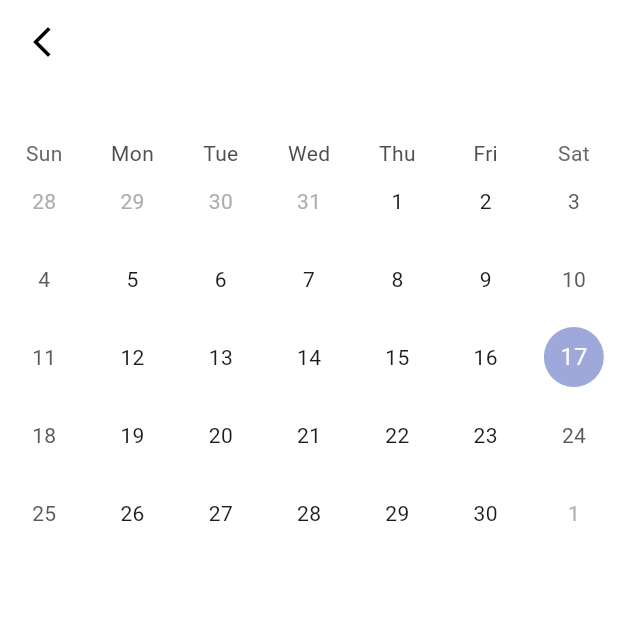
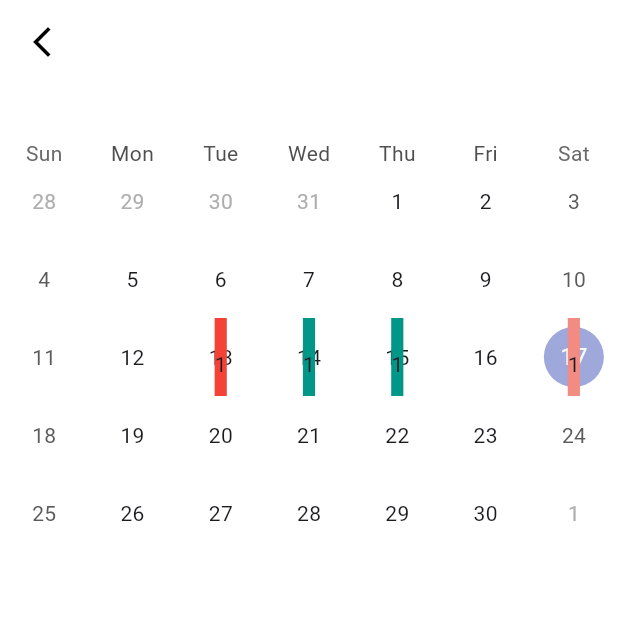
Before and after one commit to dc143cDev/memotile, a Flutter app: the TileView screen opened directly with empty values, on a phone screen of 412 x 824 dp, the top half of it. Run offline on Flutter 3.47's test engine with Material 2 defaults, Android fonts, the phone set to English and light mode, and no system bars; drawn by our look-alikes of table_calendar; our stand-ins replace get, get_storage, sqflite, syncfusion_flutter_calendar; accounts and stored records are empty; statements that could not run were skipped.

Commit message:
타일뷰 임시 구현 성공.

```diff
--- /dev/null
+++ b/lib/app/global/marker_tile.dart
@@ -0,0 +1,29 @@
+import 'package:flutter/material.dart';
+import 'package:get/get.dart';
+import 'package:memotile/app/modules/home/controllers/home_controller.dart';
+
+class MarKerTile extends GetView<HomeController> {
+  const MarKerTile({
+    Key? key,
+    required this.date,
+    required this.event,
+    required this.color,
+  }) : super(key: key);
+
+  final String date;
+  final String event;
+  final int color;
+
+  @override
+  Widget build(BuildContext context) {
+    return Container(
+      decoration: BoxDecoration(color: Color(color)),
+      child: Column(
+        children: [
+          Text(date),
+          Text(event),
+        ],
+      ),
+    );
+  }
+}
--- a/lib/app/modules/home/controllers/home_controller.dart
+++ b/lib/app/modules/home/controllers/home_controller.dart
@@ -1,7 +1,10 @@
+import 'dart:collection';
+
 import 'package:flutter/material.dart';
 import 'package:get/get.dart';
 import 'package:intl/intl.dart';
 import 'package:get_storage/get_storage.dart';
+import 'package:table_calendar/table_calendar.dart';
 
 import '../../../global/memo.dart';
 
@@ -141,7 +144,7 @@ class HomeController extends GetxController {
     CurrentMM.value = int.parse(CurrentMonthMM.value);
   }
 
-  getCurrentYear(){
+  getCurrentYear() {
     CurrentYear.value = DateFormat("yyyy").format(DateTime.now());
     CurrentYyyy.value = int.parse(CurrentYear.value);
   }
@@ -266,7 +269,9 @@ class HomeController extends GetxController {
     await getCurrentMonthMM();
     await getCurrentDay();
     //yyyy + mm + dd 로 포맷 맞추기.
-    final date = CurrentYear.toString() + CurrentMonthMM.toString() + CurrentDay.toString();
+    final date = CurrentYear.toString() +
+        CurrentMonthMM.toString() +
+        CurrentDay.toString();
     final data = await MemoHelper.getItemsByDate(date);
     memo.value = data;
     isLoading.value = false;
@@ -431,32 +436,32 @@ class HomeController extends GetxController {
 
   //tileView part
   //월별로 가져온 메모 데이터. 이벤트 표시를 위해 사용됨.
-  RxList memoForEvent = [].obs;
+
+  // late List<Map<DateTime, List<Event>>> events;
+  Map<DateTime, List<dynamic>> eventsHash = {
+    DateTime.utc(2023, 6, 13): [
+      4294198070
+    ],
+    DateTime.utc(2023, 6, 14): [20230617, Event(title: '1')],
+    DateTime.utc(2023, 6, 15): [20230617],
+    DateTime.utc(2023, 6, 16): [4278228616],
+  };
+
+  //eventLoader 가 가져갈 해시맵.
+  //DateTime, List<> 에 들어갈 첫번째 객체가 타일뷰에 표시될 색상값이 됨.
+  Map<DateTime, List<dynamic>> events = LinkedHashMap(
+    equals: isSameDay,
+  )..addAll({
+      DateTime.utc(2023, 6, 13): [4294198070],
+      DateTime.utc(2023, 6, 14): [4278228616],
+      DateTime.utc(2023, 6, 15): [4278228616],
+      DateTime.utc(2023, 6, 17): [4294085505],
+    });
 
 
-  //이벤트 로더로 불러올 이벤트 목록.
-  //dB에서 가져온걸 여기로 넣어야함.
-  Map<String, List> eventList = {};
-
-  //이벤트 밸류 가져오기.
-  eventsValueInit(){
-    eventList = {
-      "${memoForEvent[1]['createdAt']}": [{"event": "1"}],
-    };
-  }
-
-  // late List<Map<DateTime, List<Event>>> events;
-  late Map<DateTime, List<Event>> events;
-
   //해당 포맷(yyyy-mm-dd)의 데이터가 존재하지 않으면 [] 을 리턴시켜 null error 방지.
-  List getEvents(DateTime dateTime) {
-    if (eventList[DateFormat('yyyyMMdd').format(dateTime)] != null) {
-      print('Event list not null');
-      return eventList[DateFormat('yyyyMMdd').format(dateTime)]!;
-    } else {
-      print('Event list null');
-      return [];
-    }
+  List<dynamic> getEvents(DateTime day) {
+    return events[day] ?? [];
   }
 
   //컨트롤러 생성 및 삽입시 초기에 실행.
@@ -501,5 +506,10 @@ class HomeController extends GetxController {
 class Event {
   String title;
 
-  Event(this.title);
+  Event({
+    required this.title,
+  });
+  s(){
+    return title;
+  }
 }
--- a/lib/app/modules/tile/views/tile_view.dart
+++ b/lib/app/modules/tile/views/tile_view.dart
@@ -2,6 +2,7 @@ import 'package:flutter/material.dart';
 
 import 'package:get/get.dart';
 import 'package:intl/intl.dart';
+import 'package:memotile/app/global/marker_tile.dart';
 import 'package:memotile/app/modules/home/controllers/home_controller.dart';
 import 'package:table_calendar/table_calendar.dart';
 
@@ -43,6 +44,18 @@ class TileView extends GetView<HomeController> {
         child: Column(
           children: [
             TableCalendar(
+              calendarBuilders: CalendarBuilders(
+                //마커 타일 빌더.
+                //context 와 날짜(년월일시분초까지 다 표시되는 버전), event(List)를 넘겨줄수 있음.
+                markerBuilder: (context, day, events) => events.isNotEmpty
+                    ? MarKerTile(
+                        date: '',
+                        //리스트 객체의 첫번째를 색상 값으로 가져옴.
+                        event: events.length.toString(),
+                        color: int.parse(events.first.toString()),
+                      )
+                    : null,
+              ),
               calendarStyle: CalendarStyle(
                 markerDecoration: BoxDecoration(
                   color: Colors.red,
@@ -55,7 +68,9 @@ class TileView extends GetView<HomeController> {
                 rightChevronVisible: false,
                 formatButtonVisible: false,
               ),
-              eventLoader: controller.getEvents,
+              eventLoader: (day) {
+                return controller.getEvents(day);
+              },
               focusedDay: DateTime.now(),
               firstDay: DateTime(2010, 5, 1),
               lastDay: DateTime(2033, 12, 31),
```
